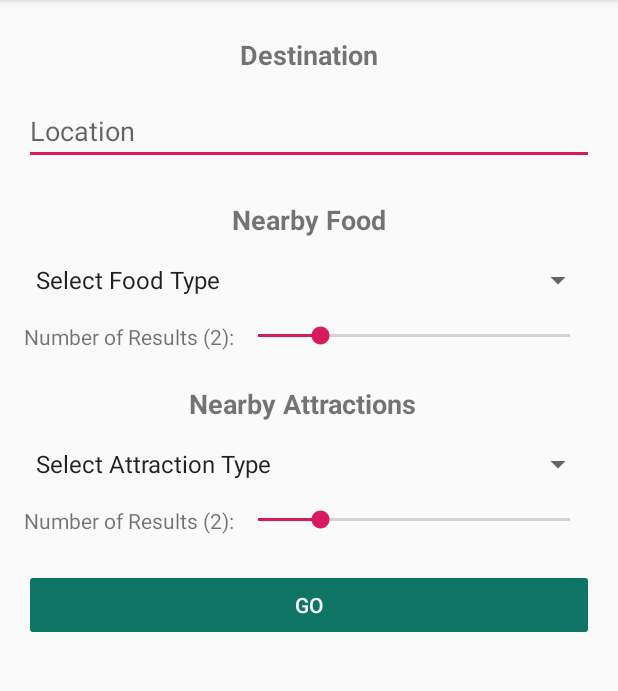
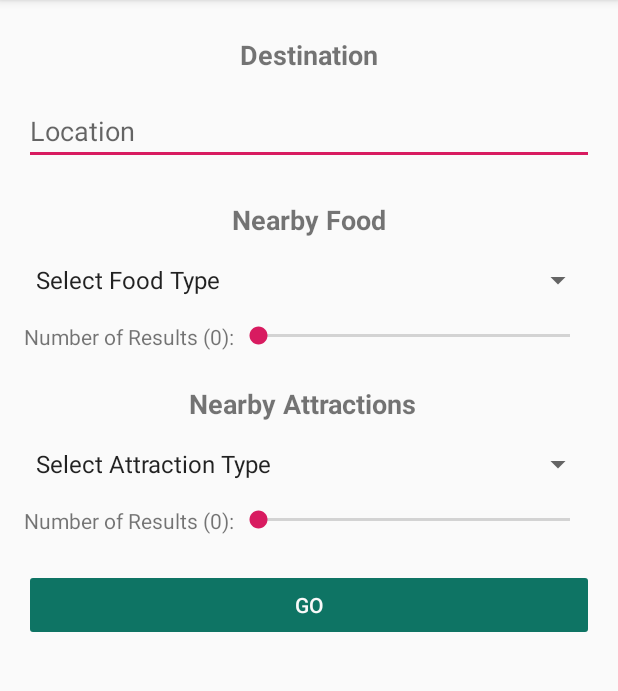
Before and after one commit to brookeclaroni/day-trip-planner, an Android app: the screen it shows after launch (MainActivity), on a phone screen of 412 x 824 dp, the part 84-775 px from its top. Run offline under Robolectric (Android 15) with nearby library versions, the phone set to English and light mode, and no system bars.

Commit message:
full functionality for checkin 1

```diff
--- a/DayTripPlanner/app/src/main/java/com/example/day_trip_planner/MainActivity.kt
+++ b/DayTripPlanner/app/src/main/java/com/example/day_trip_planner/MainActivity.kt
@@ -1,34 +1,33 @@
 package com.example.day_trip_planner
 
 import android.content.Context
-import android.content.Intent
 import android.content.SharedPreferences
 import androidx.appcompat.app.AppCompatActivity
 import android.os.Bundle
 import android.text.Editable
 import android.text.TextWatcher
-import android.util.Log
 import android.view.View
 import android.widget.*
 import android.widget.SeekBar.OnSeekBarChangeListener
 import androidx.appcompat.app.AlertDialog
-import kotlinx.android.synthetic.main.activity_main.*
 
 class MainActivity : AppCompatActivity() {
 
     private lateinit var destination : EditText
     private lateinit var foodSpin : Spinner
     private lateinit var foodSeek : SeekBar
-    private lateinit var foodNum : TextView
+    private lateinit var foodNumText : TextView
     private lateinit var attractionSpin : Spinner
     private lateinit var attractionSeek : SeekBar
-    private lateinit var attractionNum : TextView
+    private lateinit var attractionNumText : TextView
     private lateinit var go : Button
     private var destinationSet : Boolean = false
     private var foodSet : Boolean = false
     private var attractionSet : Boolean = false
-    private var foodIndex : Int = -1
-    private var attractionIndex : Int = -1
+    private var foodIndex : Int = 0
+    private var attractionIndex : Int = 0
+    private var foodNum : Int = 2
+    private var attractionNum : Int = 2
 
     override fun onCreate(savedInstanceState: Bundle?) {
         super.onCreate(savedInstanceState)
@@ -46,10 +45,10 @@ class MainActivity : AppCompatActivity() {
         go = findViewById(R.id.go_button)
         foodSpin = findViewById(R.id.food_spinner)
         foodSeek = findViewById(R.id.food_seek_bar)
-        foodNum = findViewById(R.id.food_num_results_text)
+        foodNumText = findViewById(R.id.food_num_results_text)
         attractionSpin = findViewById(R.id.attractions_spinner)
         attractionSeek = findViewById(R.id.attractions_seek_bar)
-        attractionNum = findViewById(R.id.attractions_num_results_text)
+        attractionNumText = findViewById(R.id.attractions_num_results_text)
 
         // Using a lambda to implement a View.OnClickListener interface.
         go.setOnClickListener {
@@ -160,7 +159,15 @@ class MainActivity : AppCompatActivity() {
             OnSeekBarChangeListener {
             override fun onProgressChanged(seek: SeekBar,
                                            progress: Int, fromUser: Boolean) {
-                foodNum.text = "Number of Results ($progress):"
+
+                val inputtedFoodNum: Int = progress
+
+                preferences
+                    .edit()
+                    .putInt("foodNum", inputtedFoodNum)
+                    .apply()
+
+                foodNumText.setText("Number of Results ($progress):")
             }
             override fun onStartTrackingTouch(seek: SeekBar) {}
             override fun onStopTrackingTouch(seek: SeekBar) {}
@@ -171,7 +178,12 @@ class MainActivity : AppCompatActivity() {
             OnSeekBarChangeListener {
             override fun onProgressChanged(seek: SeekBar,
                                            progress: Int, fromUser: Boolean) {
-                attractionNum.text = "Number of Results ($progress):"
+                preferences
+                    .edit()
+                    .putInt("attractionNum", progress)
+                    .apply()
+
+                attractionNumText.setText ("Number of Results ($progress):")
             }
             override fun onStartTrackingTouch(seek: SeekBar) {}
             override fun onStopTrackingTouch(seek: SeekBar) {}
@@ -184,6 +196,8 @@ class MainActivity : AppCompatActivity() {
         val savedDestination = preferences.getString("destination", "")
         val savedFoodIndex = preferences.getInt("foodIndex", 0)
         val savedAttractionIndex = preferences.getInt("attractionIndex", 0)
+        val savedFoodNum = preferences.getInt("foodNum", 0)
+        val savedAttractionNum = preferences.getInt("attractionNum", 0)
 
         //restore old data
         destination.setText(savedDestination)
@@ -191,6 +205,10 @@ class MainActivity : AppCompatActivity() {
         foodSpin.setSelection(foodIndex)
         attractionIndex = savedAttractionIndex
         attractionSpin.setSelection(attractionIndex)
+        foodNum = savedFoodNum
+        foodSeek.setProgress(foodNum)
+        attractionNum = savedAttractionNum
+        attractionSeek.setProgress(attractionNum)
     }
 
     private val textWatcher = object : TextWatcher {
```
